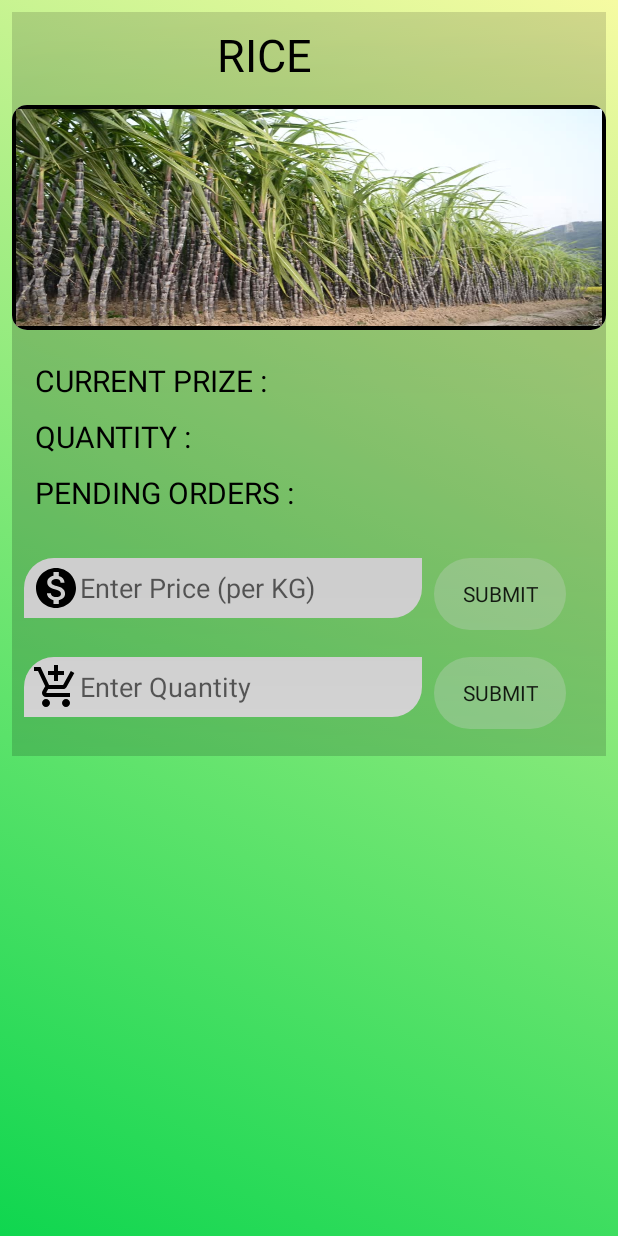
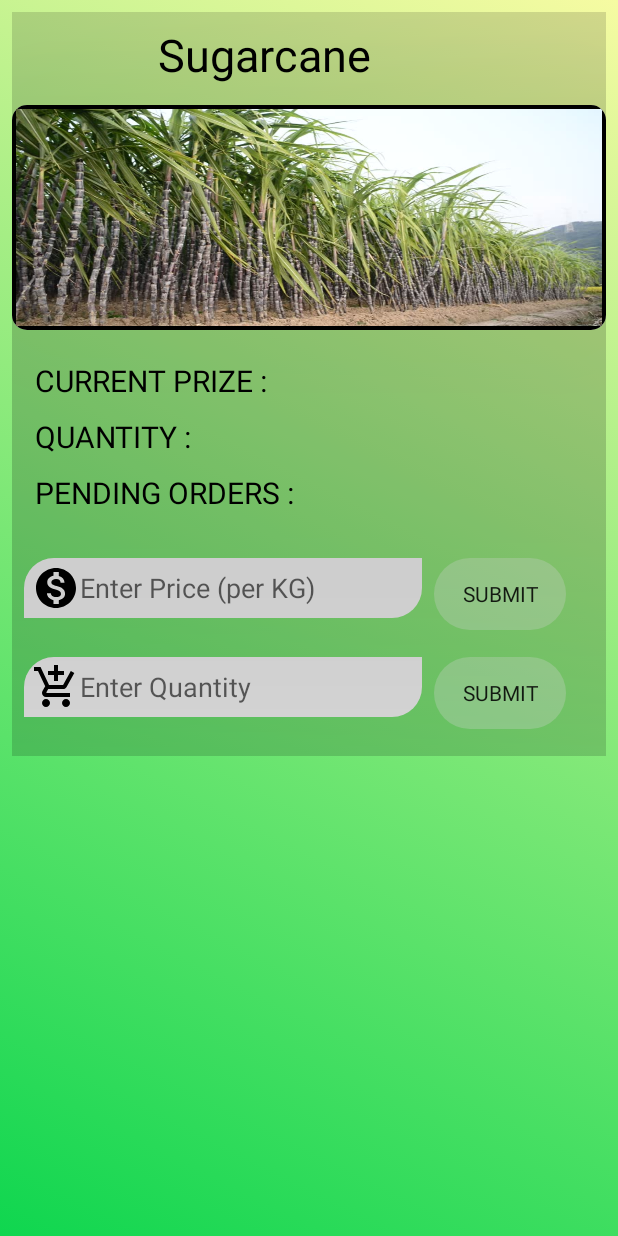
Before and after one commit to sdew021/FriendsOfFarmers, an Android app: the SugarcaneActivity screen opened directly, with no data from a screen before it, on a phone screen of 412 x 824 dp. Run offline under Robolectric (Android 15) with nearby library versions, the phone set to English and light mode, and no system bars; our stand-ins replace Firebase (no records; nobody signed in at launch, a user with empty details on screens opened directly); Roboto replaces fonts that are not available here.

Commit message:
added rishi crop name

```diff
--- a/app/src/main/java/com/example/sdew021/friendsofframers/CornActivity.java
+++ b/app/src/main/java/com/example/sdew021/friendsofframers/CornActivity.java
@@ -50,7 +50,7 @@ public class CornActivity extends AppCompatActivity {
     private ImageView img;
     private String userId;
 
-    private TextView priceView,quantatyView,pOrdersView;
+    private TextView priceView,quantatyView,pOrdersView,cropname;
     private DatabaseReference mDatabaseReference;
     EditText editText1;
     EditText editText2;
@@ -287,5 +287,8 @@ public class CornActivity extends AppCompatActivity {
         };
         listdatabaseRefernce.addChildEventListener(childEventListener);
         mChildEventListner=childEventListener;
+
+        cropname=findViewById(R.id.textrice);
+        cropname.setText("Corn");
     }
 }
--- a/app/src/main/java/com/example/sdew021/friendsofframers/DalActivity.java
+++ b/app/src/main/java/com/example/sdew021/friendsofframers/DalActivity.java
@@ -53,7 +53,7 @@ public class DalActivity extends AppCompatActivity {
     int flag = 1;
     List<User> userList;
     UserAdapter userAdapter;
-    TextView priceView,quantatyView,pOrdersView;
+    TextView priceView,quantatyView,pOrdersView,cropname;
     private DatabaseReference mDatabaseReference;
 
     TextView textView1,textView2,textView3,textView4,textView5;
@@ -281,5 +281,8 @@ public class DalActivity extends AppCompatActivity {
         };
         listdatabaseRefernce.addChildEventListener(childEventListener);
         mChildEventListner=childEventListener;
+
+        cropname=findViewById(R.id.textrice);
+        cropname.setText("Dal");
     }
 }
--- a/app/src/main/java/com/example/sdew021/friendsofframers/SugarcaneActivity.java
+++ b/app/src/main/java/com/example/sdew021/friendsofframers/SugarcaneActivity.java
@@ -54,7 +54,7 @@ public class SugarcaneActivity extends AppCompatActivity {
     int flag = 1;
     List<User> userList;
     UserAdapter userAdapter;
-    private TextView priceView,quantatyView,pOrdersView;
+    private TextView priceView,quantatyView,pOrdersView,cropname;
     private DatabaseReference mDatabaseReference;
 
     TextView textView1,textView2,textView3,textView4,textView5;
@@ -282,5 +282,8 @@ public class SugarcaneActivity extends AppCompatActivity {
         };
         listdatabaseRefernce.addChildEventListener(childEventListener);
         mChildEventListner=childEventListener;
+
+        cropname=findViewById(R.id.textrice);
+        cropname.setText("Sugarcane");
     }
 }
--- a/app/src/main/java/com/example/sdew021/friendsofframers/WheatActivity.java
+++ b/app/src/main/java/com/example/sdew021/friendsofframers/WheatActivity.java
@@ -47,7 +47,7 @@ public class WheatActivity extends AppCompatActivity {
     private FirebaseUser user;
     private int stock;
     private ImageView img;
-    private TextView priceView,quantatyView,pOrdersView;
+    private TextView priceView,quantatyView,pOrdersView,cropname;
     private DatabaseReference mDatabaseReference;
     private String userId;
 
@@ -211,5 +211,8 @@ public class WheatActivity extends AppCompatActivity {
         };
         listdatabaseRefernce.addChildEventListener(childEventListener);
         mChildEventListner=childEventListener;
+
+        cropname=findViewById(R.id.textrice);
+        cropname.setText("Wheat");
     }
 }
```
Also changed, not shown: app/src/main/java/com/example/sdew021/friendsofframers/RiceActivity.java (+6 -1 lines).
